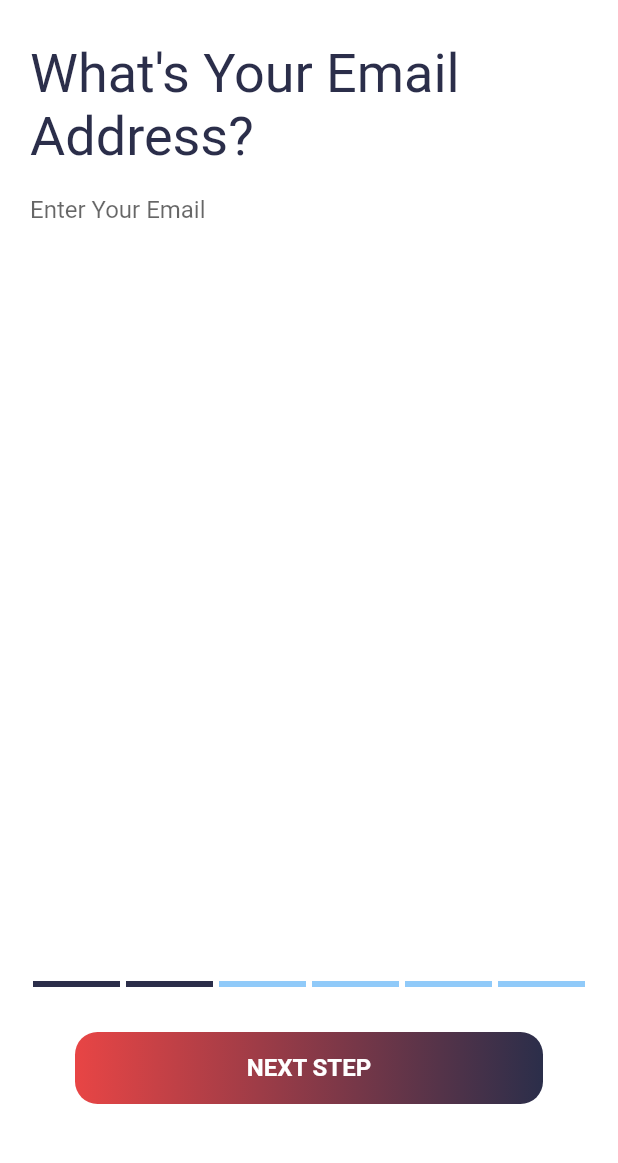
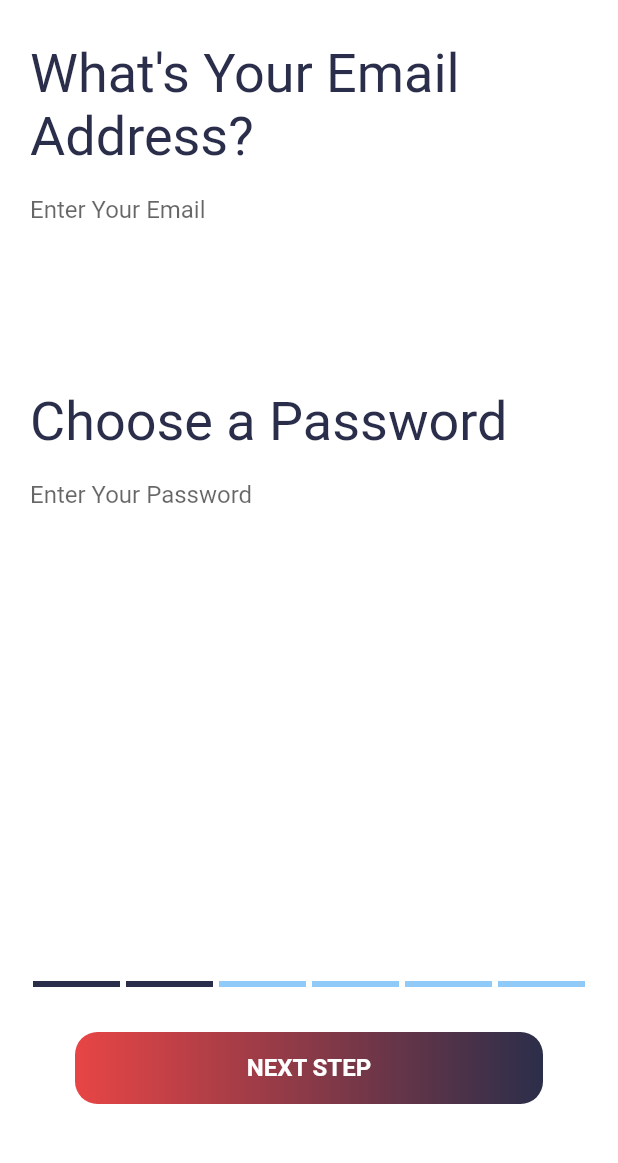
Before and after one commit to miranas11/tangle, a Flutter app: the OnBoardingScreen screen opened by its route, after a tap on "START", on a phone screen of 412 x 824 dp, the part 72-1235 px from its top. Run offline on Flutter 3.47's test engine with Material 2 defaults, Android fonts, the phone set to English and light mode, and no system bars; drawn by our look-alikes of step_progress_indicator; our stand-ins replace bloc, equatable, firebase_auth, firebase_core, flutter_bloc, flutter_svg; accounts and stored records are empty; Roboto replaces fonts that are missing (Optima).

Commit message:
following changes- -removed the tabcontroller unused property from many onBoardingScreen widgets -optional properties in custom_button for email and password controller -added firebase -can create a new user through email password using firebase auth in onBoardingScreen/email_screen.dart -added function to add new user in custom_button

```diff
--- a/lib/presentation/screens/homeScreen/home_screen.dart
+++ b/lib/presentation/screens/homeScreen/home_screen.dart
@@ -1,3 +1,5 @@
+// ignore_for_file: avoid_print
+
 import 'package:flutter/material.dart';
 import 'package:flutter_bloc/flutter_bloc.dart';
 import 'package:tangle/presentation/widgets/widgets.dart';
@@ -42,6 +44,7 @@ class HomeScreen extends StatelessWidget {
                         context
                             .read<SwipeBloc>()
                             .add(SwipeLeft(user: state.users[0]));
+
                         print('Swipe Left');
                       } else {
                         context
--- a/lib/presentation/screens/onBoardingScreen/onboarding_screens/email_screen.dart
+++ b/lib/presentation/screens/onBoardingScreen/onboarding_screens/email_screen.dart
@@ -10,21 +10,23 @@ class Email extends StatelessWidget {
 
   @override
   Widget build(BuildContext context) {
+    final emailController = TextEditingController();
+    final passwordController = TextEditingController();
     return Padding(
       padding: const EdgeInsets.symmetric(horizontal: 20, vertical: 20),
       child: Column(
         mainAxisAlignment: MainAxisAlignment.spaceBetween,
         children: [
           Column(
+            crossAxisAlignment: CrossAxisAlignment.start,
             children: [
-              CustomTextHeader(
-                tabController: tabController,
-                text: 'What\'s Your Email Address? ',
-              ),
+              const CustomTextHeader(text: 'What\'s Your Email Address? '),
               CustomTextField(
-                tabController: tabController,
-                text: 'Enter Your Email',
-              )
+                  text: 'Enter Your Email', controller: emailController),
+              const SizedBox(height: 100),
+              const CustomTextHeader(text: 'Choose a Password'),
+              CustomTextField(
+                  text: 'Enter Your Password', controller: passwordController),
             ],
           ),
           Column(
@@ -41,6 +43,8 @@ class Email extends StatelessWidget {
               CustomButton(
                 tabController: tabController,
                 text: 'NEXT STEP',
+                emailController: emailController,
+                passwordController: passwordController,
               ),
             ],
           ),
--- a/lib/presentation/screens/onBoardingScreen/onboarding_screens/pictures_screen.dart
+++ b/lib/presentation/screens/onBoardingScreen/onboarding_screens/pictures_screen.dart
@@ -20,8 +20,7 @@ class Pictures extends StatelessWidget {
           Column(
             crossAxisAlignment: CrossAxisAlignment.start,
             children: [
-              CustomTextHeader(
-                tabController: tabController,
+              const CustomTextHeader(
                 text: 'Add 2 or More Pictures',
               ),
               const SizedBox(height: 10),
--- a/lib/presentation/screens/onBoardingScreen/widgets/custom_button.dart
+++ b/lib/presentation/screens/onBoardingScreen/widgets/custom_button.dart
@@ -1,12 +1,17 @@
+import 'package:firebase_auth/firebase_auth.dart';
 import 'package:flutter/material.dart';
 
 class CustomButton extends StatelessWidget {
   final TabController tabController;
   final String text;
+  final TextEditingController? emailController;
+  final TextEditingController? passwordController;
   const CustomButton({
     Key? key,
     required this.tabController,
     this.text = 'START',
+    this.emailController,
+    this.passwordController,
   }) : super(key: key);
 
   @override
@@ -25,7 +30,17 @@ class CustomButton extends StatelessWidget {
         child: ElevatedButton(
           style: ElevatedButton.styleFrom(
               primary: Colors.transparent, elevation: 0),
-          onPressed: () {
+          onPressed: () async {
+            if (emailController != null && passwordController != null) {
+              await FirebaseAuth.instance
+                  .createUserWithEmailAndPassword(
+                      email: emailController!.text,
+                      password: passwordController!.text)
+                  // ignore: avoid_print
+                  .then((value) => print("User added"))
+                  // ignore: avoid_print
+                  .catchError((error) => print('Failed to add user'));
+            }
             tabController.animateTo(tabController.index + 1);
           },
           child: SizedBox(
--- a/lib/presentation/screens/onBoardingScreen/widgets/custom_checkbox.dart
+++ b/lib/presentation/screens/onBoardingScreen/widgets/custom_checkbox.dart
@@ -1,11 +1,9 @@
 import 'package:flutter/material.dart';
 
 class CustomCheckBox extends StatelessWidget {
-  final TabController tabController;
   final String text;
   const CustomCheckBox({
     Key? key,
-    required this.tabController,
     required this.text,
   }) : super(key: key);
 
--- a/lib/presentation/screens/onBoardingScreen/widgets/custom_text_field.dart
+++ b/lib/presentation/screens/onBoardingScreen/widgets/custom_text_field.dart
@@ -1,17 +1,18 @@
 import 'package:flutter/material.dart';
 
 class CustomTextField extends StatelessWidget {
-  final TabController tabController;
   final String text;
+  final TextEditingController controller;
   const CustomTextField({
     Key? key,
-    required this.tabController,
+    required this.controller,
     required this.text,
   }) : super(key: key);
 
   @override
   Widget build(BuildContext context) {
     return TextField(
+      controller: controller,
       decoration: InputDecoration(
         filled: true,
         fillColor: Colors.white,
--- a/lib/presentation/screens/onBoardingScreen/widgets/custom_text_header.dart
+++ b/lib/presentation/screens/onBoardingScreen/widgets/custom_text_header.dart
@@ -1,11 +1,9 @@
 import 'package:flutter/material.dart';
 
 class CustomTextHeader extends StatelessWidget {
-  final TabController tabController;
   final String text;
   const CustomTextHeader({
     Key? key,
-    required this.tabController,
     required this.text,
   }) : super(key: key);
 
--- a/pubspec.yaml
+++ b/pubspec.yaml
@@ -18,7 +18,8 @@ dependencies:
   flutter_bloc: ^8.1.1
   step_progress_indicator: ^1.0.2
   intl: ^0.17.0
-
+  firebase_core: ^2.1.0
+  firebase_auth: ^4.0.2
 
 
 dev_dependencies:
```
Also changed, not shown: lib/main.dart (+8 -4 lines), lib/presentation/screens/onBoardingScreen/onboarding_screens/bio_screen.dart (+4 -5 lines), lib/presentation/screens/onBoardingScreen/onboarding_screens/demo_screen.dart (+8 -26 lines), lib/presentation/screens/onBoardingScreen/onboarding_screens/email_verification_screen.dart (+4 -8 lines), pubspec.lock, 5 other files.
